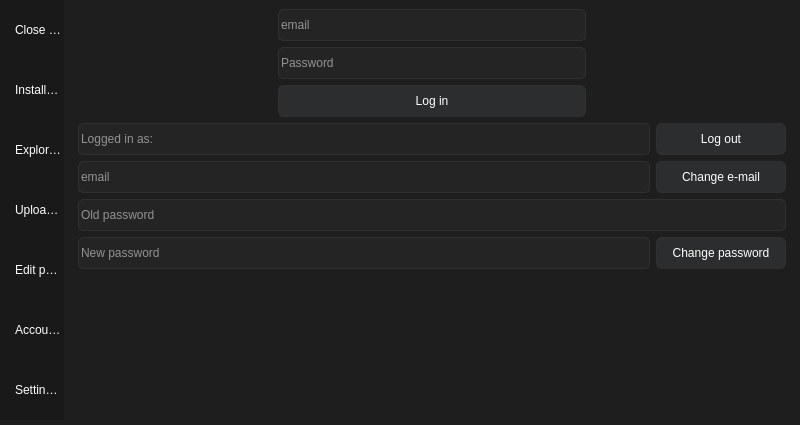
Old version of the form ui/gui.ui in the repository horsy-ml/horsy.
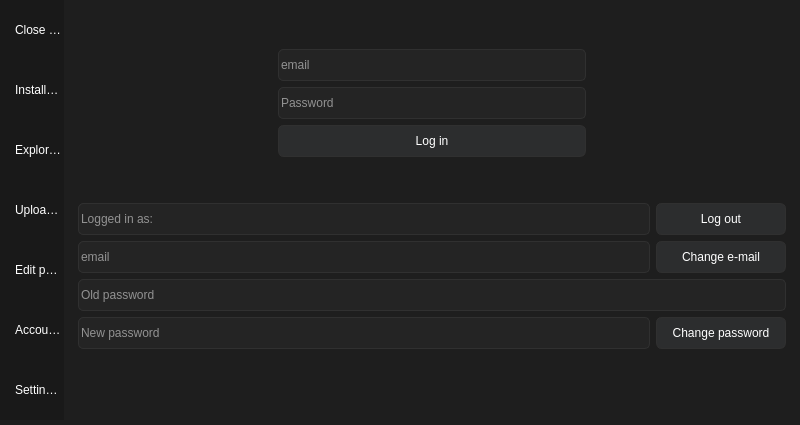
New version of the form. The open tabs and pages were chosen to show the change. Icons and pictures are not drawn.

Commit message: better login page

Diff of the .ui file:
```diff
--- a/ui/gui.ui
+++ b/ui/gui.ui
@@ -1099,6 +1099,19 @@
            <property name="bottomMargin">
             <number>0</number>
            </property>
+           <item>
+            <spacer name="verticalSpacer_2">
+             <property name="orientation">
+              <enum>Qt::Vertical</enum>
+             </property>
+             <property name="sizeHint" stdset="0">
+              <size>
+               <width>20</width>
+               <height>40</height>
+              </size>
+             </property>
+            </spacer>
+           </item>
            <item>
             <widget class="QLineEdit" name="login_mail_box">
              <property name="placeholderText">
@@ -1123,6 +1136,19 @@
              </property>
             </widget>
            </item>
+           <item>
+            <spacer name="verticalSpacer">
+             <property name="orientation">
+              <enum>Qt::Vertical</enum>
+             </property>
+             <property name="sizeHint" stdset="0">
+              <size>
+               <width>20</width>
+               <height>40</height>
+              </size>
+             </property>
+            </spacer>
+           </item>
           </layout>
          </widget>
         </item>
```
Left out of the diff: 8 changed lines with no effect on the pictures. Lines whose indentation alone changed are shown as unchanged. The commit also changes 1 other file.
